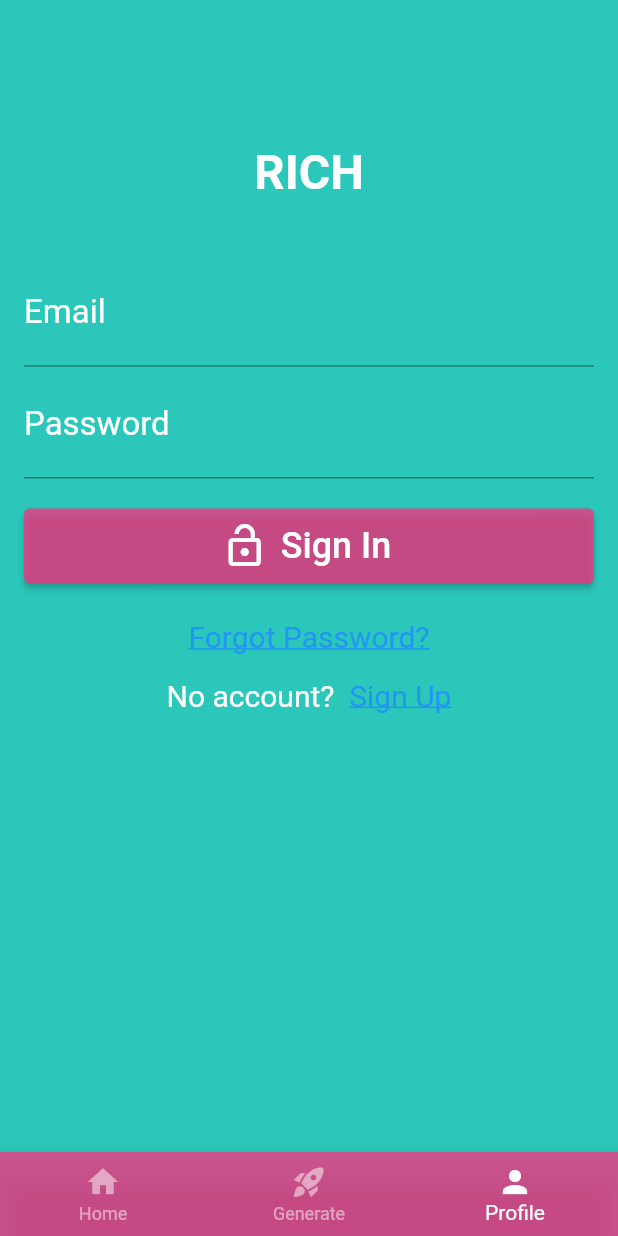
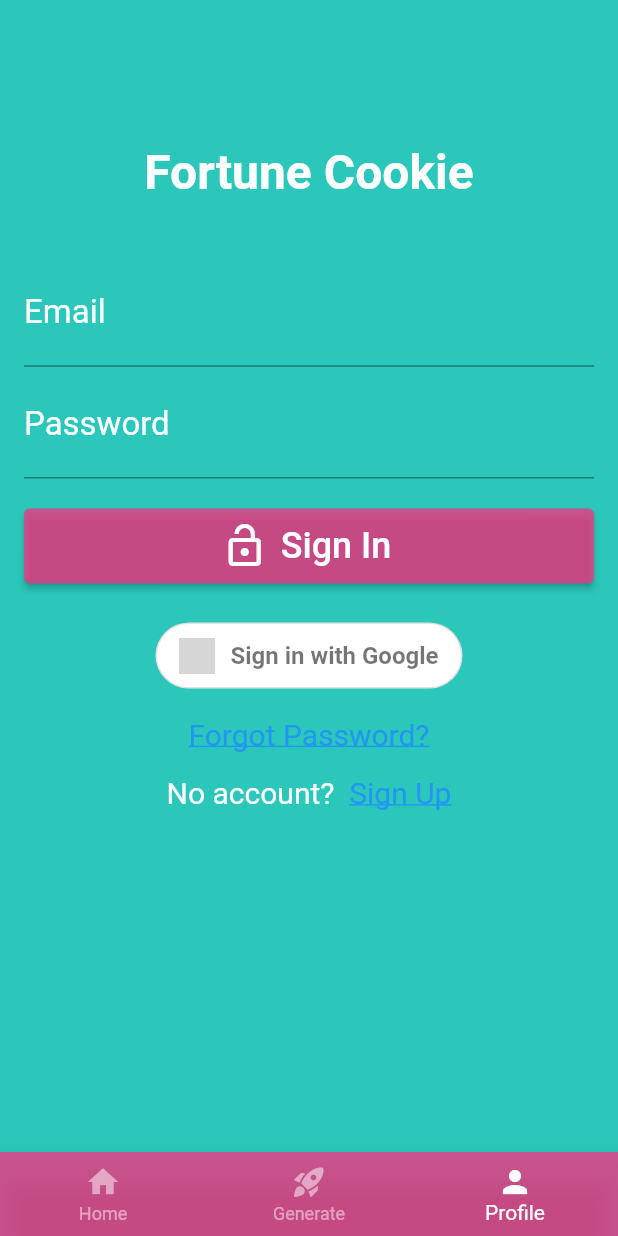
Before and after one commit to 39xdgy/flutter_stock_app, a Flutter app: the screen it shows after launch, item 3 of the bottom bar chosen, on a phone screen of 412 x 824 dp. Run offline on Flutter 3.47's test engine with Material 2 defaults, Android fonts, the phone set to English and light mode, and no system bars; our stand-ins replace email_validator, firebase_auth, firebase_core, google_fonts, google_sign_in, mask_text_input_formatter; accounts and stored records are empty; grey boxes are pictures that could not be loaded.

Commit message:
add google log in

```diff
--- a/lib/main.dart
+++ b/lib/main.dart
@@ -1,6 +1,6 @@
 import 'package:flutter/material.dart';
 import 'package:firebase_core/firebase_core.dart';
-import 'package:fortune_cookie/utils/utils.dart';
+import 'package:fortune_cookie/widgets/utils.dart';
 import 'package:fortune_cookie/pages/profile/profile.dart';
 import 'pages/home/home.dart';
 import 'pages/nav.dart';
--- a/lib/pages/profile/auth_page.dart
+++ b/lib/pages/profile/auth_page.dart
@@ -1,5 +1,5 @@
-import 'package:fortune_cookie/pages/profile/login_widget.dart';
-import 'package:fortune_cookie/pages/profile/signup_widget.dart';
+import 'package:fortune_cookie/pages/profile/login_page.dart';
+import 'package:fortune_cookie/pages/profile/signup_page.dart';
 import 'package:flutter/material.dart';
 
 class AuthPage extends StatefulWidget {
--- a/lib/pages/profile/forgot_password_page.dart
+++ b/lib/pages/profile/forgot_password_page.dart
@@ -1,6 +1,6 @@
 import 'package:email_validator/email_validator.dart';
 import 'package:firebase_auth/firebase_auth.dart';
-import 'package:fortune_cookie/utils/utils.dart';
+import 'package:fortune_cookie/widgets/utils.dart';
 import 'package:flutter/material.dart';
 import 'package:fortune_cookie/main.dart';
 
--- a/lib/pages/profile/login_widget.dart
+++ b/lib/pages/profile/login_page.dart
@@ -1,9 +1,11 @@
 import 'package:firebase_auth/firebase_auth.dart';
-import 'package:fortune_cookie/utils/utils.dart';
+import 'package:fortune_cookie/widgets/utils.dart';
 import 'package:fortune_cookie/main.dart';
 import 'package:flutter/gestures.dart';
 import 'package:flutter/material.dart';
-import 'package:fortune_cookie/utils/utils.dart';
+import 'package:fortune_cookie/widgets/google_sign_in_button.dart';
+import 'package:fortune_cookie/utils/authentication.dart';
+
 import 'forgot_password_page.dart';
 
 class LoginWidget extends StatefulWidget {
@@ -39,7 +41,7 @@ class _LoginWidgetState extends State<LoginWidget> {
               const SizedBox(height: 60),
               const SizedBox(height: 20),
               const Text(
-                'RICH',
+                'Fortune Cookie',
                 textAlign: TextAlign.center,
                 style: TextStyle(
                     fontSize: 32,
@@ -94,6 +96,18 @@ class _LoginWidgetState extends State<LoginWidget> {
                 onPressed: signIn,
               ),
               SizedBox(height: 24),
+              FutureBuilder(
+                future: Authentication.initializeFirebase(context: context),
+                builder: (context, snapshot) {
+                  if (snapshot.hasError) {
+                    return Text('Error initializing Firebase');
+                  } else if (snapshot.connectionState == ConnectionState.done) {
+                    return GoogleSignInButton();
+                  }
+                  return CircularProgressIndicator();
+                },
+              ),
+              SizedBox(height: 16),
               GestureDetector(
                 child: Text(
                   'Forgot Password?',
--- a/lib/pages/profile/personal_data_page.dart
+++ b/lib/pages/profile/personal_data_page.dart
@@ -4,7 +4,7 @@ import 'package:mask_text_input_formatter/mask_text_input_formatter.dart';
 import 'package:google_fonts/google_fonts.dart';
 import 'package:flutter/services.dart';
 import 'package:fortune_cookie/services/user.dart';
-import 'package:fortune_cookie/utils/utils.dart';
+import 'package:fortune_cookie/widgets/utils.dart';
 import 'package:fortune_cookie/models/user.dart' as user_model;
 
 class PersonalDataPage extends StatefulWidget {
--- a/lib/pages/profile/profile.dart
+++ b/lib/pages/profile/profile.dart
@@ -4,7 +4,7 @@ import 'package:flutter/material.dart';
 import 'package:firebase_auth/firebase_auth.dart';
 import 'package:fortune_cookie/pages/profile/verify_email_page.dart';
 import 'profile_home_page.dart';
-import 'login_widget.dart';
+import 'login_page.dart';
 import 'auth_page.dart';
 
 class Profile extends StatefulWidget {
--- a/lib/pages/profile/signup_widget.dart
+++ b/lib/pages/profile/signup_page.dart
@@ -1,7 +1,7 @@
 import 'package:email_validator/email_validator.dart';
 import 'package:firebase_auth/firebase_auth.dart';
 import 'package:fortune_cookie/main.dart';
-import 'package:fortune_cookie/utils/utils.dart';
+import 'package:fortune_cookie/widgets/utils.dart';
 import 'package:flutter/gestures.dart';
 import 'package:flutter/material.dart';
 
--- a/lib/pages/profile/verify_email_page.dart
+++ b/lib/pages/profile/verify_email_page.dart
@@ -1,7 +1,7 @@
 import 'dart:async';
 import 'package:firebase_auth/firebase_auth.dart';
 import 'package:fortune_cookie/pages/profile/profile_home_page.dart';
-import 'package:fortune_cookie/utils/utils.dart';
+import 'package:fortune_cookie/widgets/utils.dart';
 import 'package:flutter/material.dart';
 import 'package:fortune_cookie/pages/home/home.dart';
 import 'personal_data_page.dart';
--- /dev/null
+++ b/lib/widgets/google_sign_in_button.dart
@@ -0,0 +1,76 @@
+import 'package:flutter/material.dart';
+import 'package:firebase_auth/firebase_auth.dart';
+import 'package:firebase_core/firebase_core.dart';
+import 'package:fortune_cookie/utils/authentication.dart';
+import 'package:fortune_cookie/pages/profile/profile_home_page.dart';
+import 'package:fortune_cookie/main.dart';
+
+class GoogleSignInButton extends StatefulWidget {
+  @override
+  _GoogleSignInButtonState createState() => _GoogleSignInButtonState();
+}
+
+class _GoogleSignInButtonState extends State<GoogleSignInButton> {
+  bool _isSigningIn = false;
+
+  @override
+  Widget build(BuildContext context) {
+    return Padding(
+      padding: const EdgeInsets.only(bottom: 1.0),
+      child: _isSigningIn
+          ? CircularProgressIndicator(
+              valueColor: AlwaysStoppedAnimation<Color>(Colors.white),
+            )
+          : OutlinedButton(
+              style: ButtonStyle(
+                backgroundColor: MaterialStateProperty.all(Colors.white),
+                shape: MaterialStateProperty.all(
+                  RoundedRectangleBorder(
+                    borderRadius: BorderRadius.circular(40),
+                  ),
+                ),
+              ),
+              onPressed: () async {
+                setState(() {
+                  _isSigningIn = true;
+                });
+
+                User? user =
+                    await Authentication.signInWithGoogle(context: context);
+
+                setState(() {
+                  _isSigningIn = false;
+                });
+
+                if (user != null) {
+                  navigatorKey.currentState!.popUntil((route) => route.isFirst);
+                }
+              },
+              child: Padding(
+                padding: const EdgeInsets.fromLTRB(0, 10, 0, 10),
+                child: Row(
+                  mainAxisSize: MainAxisSize.min,
+                  mainAxisAlignment: MainAxisAlignment.center,
+                  children: <Widget>[
+                    Image(
+                      image: AssetImage("assets/icon/google_logo.png"),
+                      height: 24.0,
+                    ),
+                    Padding(
+                      padding: const EdgeInsets.only(left: 10),
+                      child: Text(
+                        'Sign in with Google',
+                        style: TextStyle(
+                          fontSize: 16,
+                          color: Colors.black54,
+                          fontWeight: FontWeight.w600,
+                        ),
+                      ),
+                    )
+                  ],
+                ),
+              ),
+            ),
+    );
+  }
+}
--- a/pubspec.yaml
+++ b/pubspec.yaml
@@ -42,6 +42,7 @@ dependencies:
   google_fonts: ^4.0.1
   http: ^0.13.5
   mask_text_input_formatter: ^2.4.0
+  google_sign_in: ^5.4.4
 
 dev_dependencies:
   flutter_test:
@@ -67,7 +68,7 @@ flutter:
 
   # To add assets to your application, add an assets section, like this:
   assets:
-    - assets/img/
+    - assets/
   #   - images/a_dot_ham.jpeg
 
   # An image asset can refer to one or more resolution-specific "variants", see
```
Also changed, not shown: lib/pages/profile/profile_home_page.dart (+7 -1 lines), lib/utils/authentication.dart (added, +117 -0 lines), assets/icon/google_logo.png (added), assets/img/logo.png, lib/widgets/utils.dart (renamed from lib/utils/utils.dart), pubspec.lock, 6 other files.
